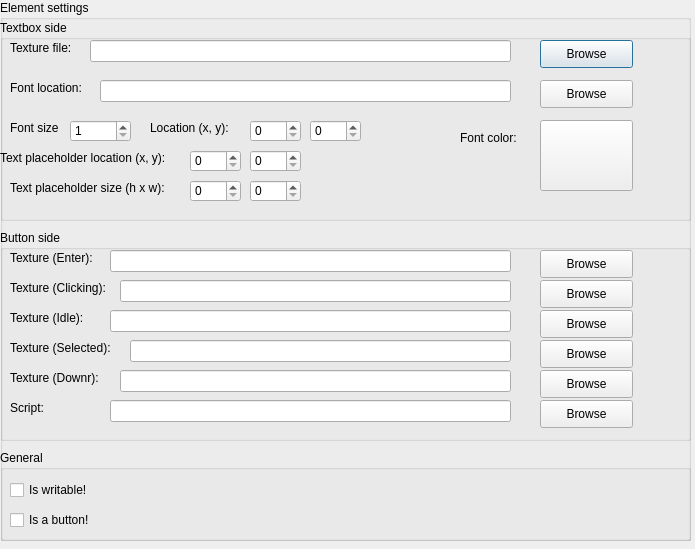
The window that Editor/Level_Designer/ui_elements.ui (kiseitai3/Engine_Eureka) describes before a commit, drawn with Qt 5.
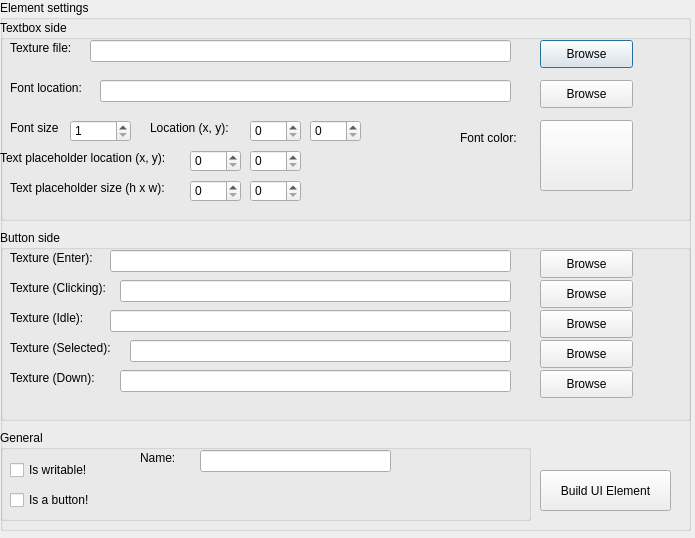
The same window after the commit.

Commit message: Minor changes to engine's TextureStore class

```diff
--- a/Editor/Level_Designer/ui_elements.ui
+++ b/Editor/Level_Designer/ui_elements.ui
@@ -7,7 +7,7 @@
     <x>0</x>
     <y>0</y>
     <width>695</width>
-    <height>549</height>
+    <height>538</height>
    </rect>
   </property>
   <property name="windowTitle">
@@ -19,7 +19,7 @@
      <x>0</x>
      <y>0</y>
      <width>691</width>
-     <height>541</height>
+     <height>531</height>
     </rect>
    </property>
    <property name="title">
@@ -285,7 +285,7 @@
       <x>0</x>
       <y>230</y>
       <width>691</width>
-      <height>211</height>
+      <height>191</height>
      </rect>
     </property>
     <property name="title">
@@ -445,7 +445,7 @@
       </rect>
      </property>
      <property name="text">
-      <string>Texture (Downr):</string>
+      <string>Texture (Down):</string>
      </property>
     </widget>
     <widget class="QLineEdit" name="lineEdit_7">
@@ -471,49 +471,13 @@
       <string>Browse</string>
      </property>
     </widget>
-    <widget class="QLabel" name="label_12">
-     <property name="geometry">
-      <rect>
-       <x>10</x>
-       <y>170</y>
-       <width>101</width>
-       <height>16</height>
-      </rect>
-     </property>
-     <property name="text">
-      <string>Script:</string>
-     </property>
-    </widget>
-    <widget class="QLineEdit" name="lineEdit_8">
-     <property name="geometry">
-      <rect>
-       <x>110</x>
-       <y>170</y>
-       <width>401</width>
-       <height>22</height>
-      </rect>
-     </property>
-    </widget>
-    <widget class="QPushButton" name="pushButton_8">
-     <property name="geometry">
-      <rect>
-       <x>540</x>
-       <y>170</y>
-       <width>93</width>
-       <height>28</height>
-      </rect>
-     </property>
-     <property name="text">
-      <string>Browse</string>
-     </property>
-    </widget>
    </widget>
    <widget class="QGroupBox" name="groupBox_4">
     <property name="geometry">
      <rect>
       <x>0</x>
-      <y>450</y>
-      <width>691</width>
+      <y>430</y>
+      <width>531</width>
       <height>91</height>
      </rect>
     </property>
@@ -546,6 +510,42 @@
       <string>Is a button!</string>
      </property>
     </widget>
+    <widget class="QLabel" name="label_14">
+     <property name="geometry">
+      <rect>
+       <x>140</x>
+       <y>20</y>
+       <width>55</width>
+       <height>16</height>
+      </rect>
+     </property>
+     <property name="text">
+      <string>Name:</string>
+     </property>
+    </widget>
+    <widget class="QLineEdit" name="leName">
+     <property name="geometry">
+      <rect>
+       <x>200</x>
+       <y>20</y>
+       <width>191</width>
+       <height>22</height>
+      </rect>
+     </property>
+    </widget>
+   </widget>
+   <widget class="QPushButton" name="pbSave">
+    <property name="geometry">
+     <rect>
+      <x>540</x>
+      <y>470</y>
+      <width>131</width>
+      <height>41</height>
+     </rect>
+    </property>
+    <property name="text">
+     <string>Build UI Element</string>
+    </property>
    </widget>
   </widget>
  </widget>
```
Left out of the diff: 48 changed lines with no effect on the pictures. The commit also changes 103 other files.
